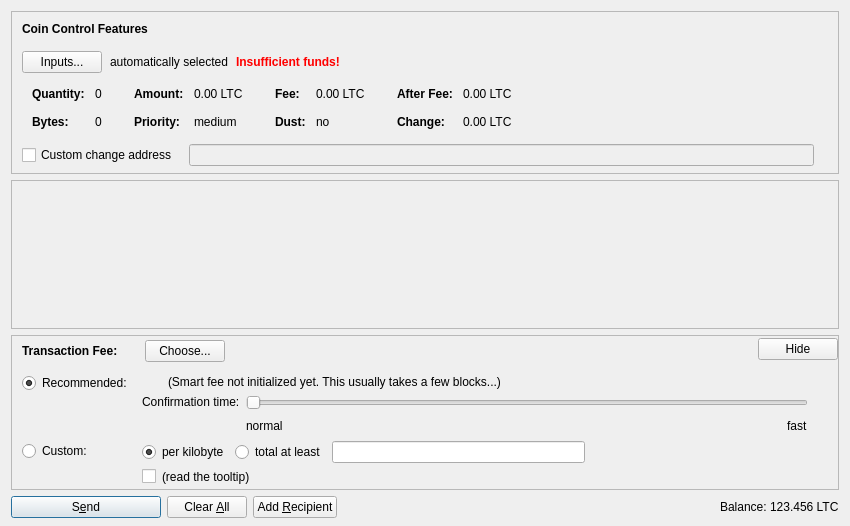
The window that src/qt/forms/sendcoinsdialog.ui (pcjdev/condorcoin) describes before a commit, drawn with Qt 5.
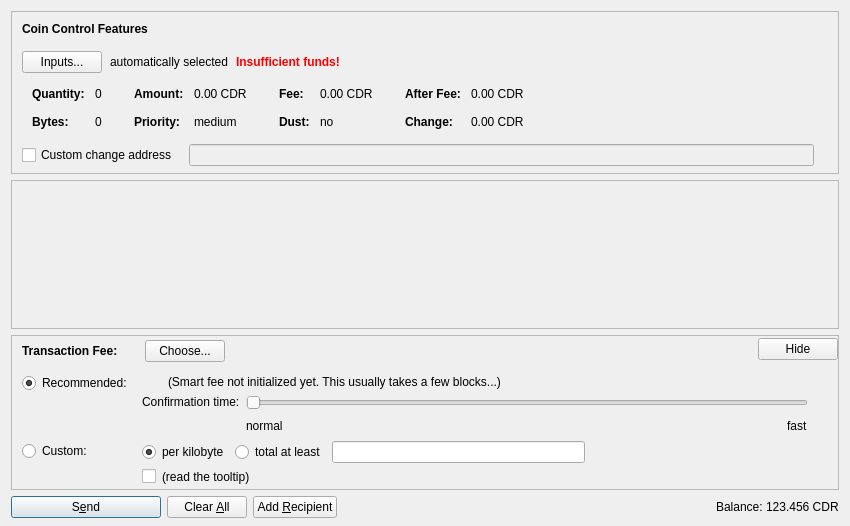
The same window after the commit. Icons and pictures are not drawn. Custom widgets are drawn as their Qt base class.

```diff
--- a/src/qt/forms/sendcoinsdialog.ui
+++ b/src/qt/forms/sendcoinsdialog.ui
@@ -324,7 +324,7 @@
                   <enum>Qt::ActionsContextMenu</enum>
                  </property>
                  <property name="text">
-                  <string notr="true">0.00 LTC</string>
+                  <string notr="true">0.00 CDR</string>
                  </property>
                  <property name="textInteractionFlags">
                   <set>Qt::LinksAccessibleByMouse|Qt::TextSelectableByKeyboard|Qt::TextSelectableByMouse</set>
@@ -404,7 +404,7 @@
                   <enum>Qt::ActionsContextMenu</enum>
                  </property>
                  <property name="text">
-                  <string notr="true">0.00 LTC</string>
+                  <string notr="true">0.00 CDR</string>
                  </property>
                  <property name="textInteractionFlags">
                   <set>Qt::LinksAccessibleByMouse|Qt::TextSelectableByKeyboard|Qt::TextSelectableByMouse</set>
@@ -484,7 +484,7 @@
                   <enum>Qt::ActionsContextMenu</enum>
                  </property>
                  <property name="text">
-                  <string notr="true">0.00 LTC</string>
+                  <string notr="true">0.00 CDR</string>
                  </property>
                  <property name="textInteractionFlags">
                   <set>Qt::LinksAccessibleByMouse|Qt::TextSelectableByKeyboard|Qt::TextSelectableByMouse</set>
@@ -513,7 +513,7 @@
                   <enum>Qt::ActionsContextMenu</enum>
                  </property>
                  <property name="text">
-                  <string notr="true">0.00 LTC</string>
+                  <string notr="true">0.00 CDR</string>
                  </property>
                  <property name="textInteractionFlags">
                   <set>Qt::LinksAccessibleByMouse|Qt::TextSelectableByKeyboard|Qt::TextSelectableByMouse</set>
@@ -1299,7 +1299,7 @@
           <cursorShape>IBeamCursor</cursorShape>
          </property>
          <property name="text">
-          <string notr="true">123.456 LTC</string>
+          <string notr="true">123.456 CDR</string>
          </property>
          <property name="textInteractionFlags">
           <set>Qt::LinksAccessibleByMouse|Qt::TextSelectableByKeyboard|Qt::TextSelectableByMouse</set>
```
